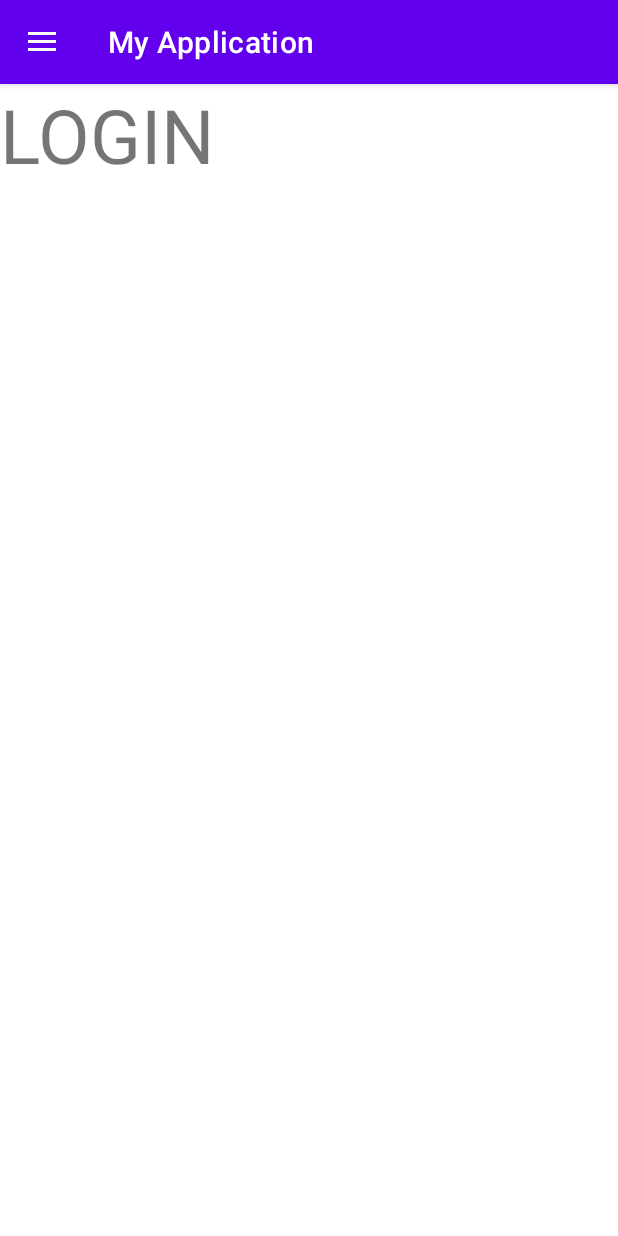
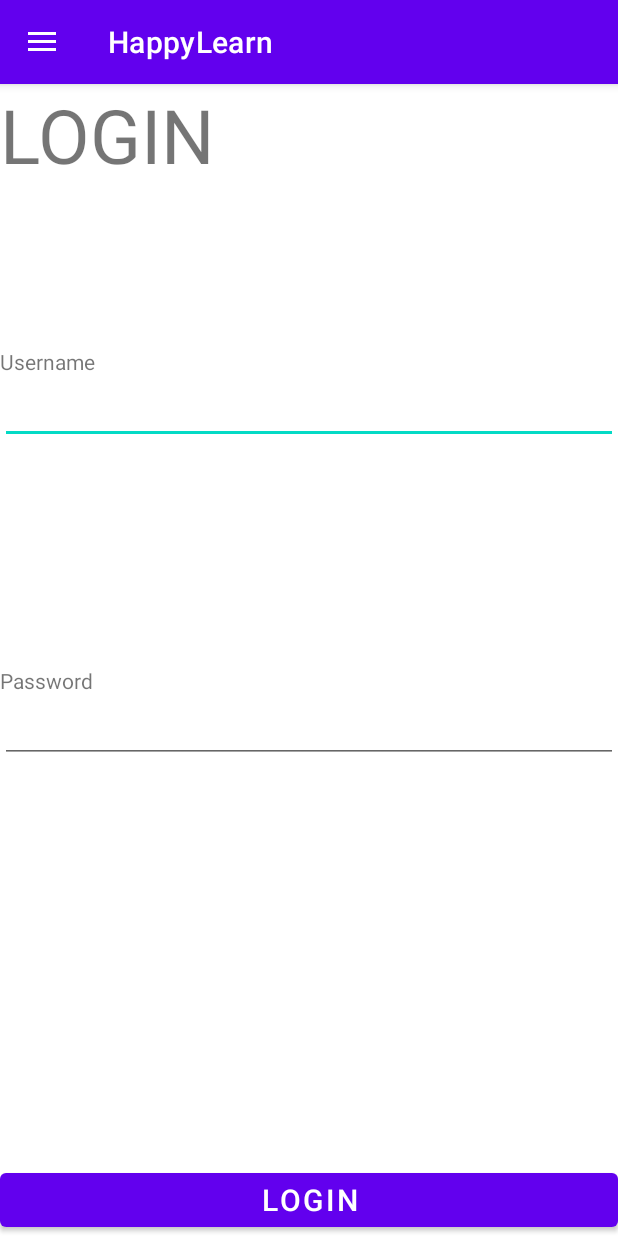
Before and after one commit to angrytako/lessons-booking-app-university, an Android app: the screen it shows after launch (MainActivity), after a tap on "Login", on a phone screen of 412 x 824 dp. Run offline under Robolectric (Android 15) with nearby library versions, the phone set to English and light mode, and no system bars; 1 other tap on this screen came first.

Commit message:
first draft of the login connection

```diff
--- a/app/build.gradle
+++ b/app/build.gradle
@@ -13,6 +13,9 @@ android {
         versionName "1.0"
 
         testInstrumentationRunner "androidx.test.runner.AndroidJUnitRunner"
+    }
+    buildFeatures {
+        dataBinding true
     }
 
     buildTypes {
@@ -37,5 +40,7 @@ dependencies {
     androidTestImplementation 'androidx.test.ext:junit:1.1.3'
     androidTestImplementation 'androidx.test.espresso:espresso-core:3.4.0'
     implementation 'com.google.android.material:material:<version>'
+    implementation 'com.squareup.retrofit2:retrofit:2.1.0'
+    implementation 'com.squareup.retrofit2:converter-gson:2.1.0'
 
 }
--- a/app/src/main/java/com/happylearn/HomeFragment.java
+++ /dev/null
@@ -1,25 +0,0 @@
-package com.happylearn;
-
-import android.os.Bundle;
-
-import android.view.LayoutInflater;
-import android.view.View;
-import android.view.ViewGroup;
-
-import androidx.fragment.app.Fragment;
-
-public class HomeFragment extends Fragment {
-
-
-    public HomeFragment() {
-        // Required empty public constructor
-    }
-
-
-    @Override
-    public View onCreateView(LayoutInflater inflater, ViewGroup container,
-                             Bundle savedInstanceState) {
-        // Inflate the layout for this fragment
-        return inflater.inflate(R.layout.fragment_home, container, false);
-    }
-}
--- /dev/null
+++ b/app/src/main/java/com/happylearn/views/HappyLearnApplication.java
@@ -0,0 +1,19 @@
+package com.happylearn.views;
+
+import android.app.Application;
+
+import androidx.databinding.Bindable;
+
+public class HappyLearnApplication extends Application {
+    private String username;
+    public String getUsername(){
+        return username;
+    }
+    public String setUsername(String username){
+        return username;
+    }
+
+
+
+
+}
--- a/app/src/main/java/com/happylearn/LoginFragment.java
+++ b/app/src/main/java/com/happylearn/views/HomeFragment.java
@@ -1,4 +1,4 @@
-package com.happylearn;
+package com.happylearn.views;
 
 import android.os.Bundle;
 
@@ -8,14 +8,20 @@ import android.view.ViewGroup;
 
 import androidx.fragment.app.Fragment;
 
-public class LoginFragment extends Fragment {
+import com.happylearn.R;
 
-    public LoginFragment() {
+public class HomeFragment extends Fragment {
+
+
+    public HomeFragment() {
+        // Required empty public constructor
     }
+
 
     @Override
     public View onCreateView(LayoutInflater inflater, ViewGroup container,
                              Bundle savedInstanceState) {
-        return inflater.inflate(R.layout.fragment_login, container, false);
+        // Inflate the layout for this fragment
+        return inflater.inflate(R.layout.fragment_home, container, false);
     }
 }
--- /dev/null
+++ b/app/src/main/java/com/happylearn/views/LoginFragment.java
@@ -0,0 +1,50 @@
+package com.happylearn.views;
+
+import android.os.Bundle;
+
+import android.util.Log;
+import android.view.LayoutInflater;
+import android.view.View;
+import android.view.ViewGroup;
+
+import androidx.annotation.NonNull;
+import androidx.annotation.Nullable;
+import androidx.drawerlayout.widget.DrawerLayout;
+import androidx.fragment.app.Fragment;
+
+import com.happylearn.R;
+import com.happylearn.dao.UserLogin;
+import com.happylearn.routes.LoginController;
+
+import android.widget.Button;
+import android.widget.EditText;
+
+public class LoginFragment extends Fragment {
+
+    public LoginFragment() {
+    }
+
+    @Override
+    public View onCreateView(LayoutInflater inflater, ViewGroup container,
+                             Bundle savedInstanceState) {
+        return inflater.inflate(R.layout.fragment_login, container, false);
+    }
+
+    @Override
+    public void onViewCreated(@NonNull View view, @Nullable Bundle savedInstanceState) {
+        super.onViewCreated(view, savedInstanceState);
+        Button loginBtn  = view.findViewById(R.id.login_btn);
+        EditText usernameEt = view.findViewById(R.id.username_et);
+        EditText passwordEt = view.findViewById(R.id.password_et);
+        loginBtn.setOnClickListener((btnView)->{
+            String username = usernameEt.getText().toString();
+            String password = passwordEt.getText().toString();
+            //TODO controllo username e pw inseriti
+            UserLogin userLogin = new UserLogin(username,password);
+            Log.d("NOODLE","PRESSED");
+            LoginController controller = new LoginController(userLogin, getContext());
+            controller.start();
+        });
+
+    }
+}
--- a/app/src/main/java/com/happylearn/MainActivity.java
+++ b/app/src/main/java/com/happylearn/views/MainActivity.java
@@ -1,4 +1,4 @@
-package com.happylearn;
+package com.happylearn.views;
 
 import androidx.annotation.NonNull;
 import androidx.appcompat.app.ActionBarDrawerToggle;
@@ -6,13 +6,12 @@ import androidx.appcompat.app.AppCompatActivity;
 import androidx.drawerlayout.widget.DrawerLayout;
 import androidx.fragment.app.Fragment;
 
-import android.app.FragmentManager;
-import android.app.FragmentTransaction;
+import android.app.Activity;
 import android.os.Bundle;
 import android.view.MenuItem;
-import android.widget.Toast;
 
 import com.google.android.material.navigation.NavigationView;
+import com.happylearn.R;
 
 public class MainActivity extends AppCompatActivity {
     Fragment currentLoadedFragment = null;
@@ -27,7 +26,6 @@ public class MainActivity extends AppCompatActivity {
         navbar.addDrawerListener(toggle);
         toggle.syncState();
         getSupportActionBar().setDisplayHomeAsUpEnabled(true);
-
         HomeFragment homeFrag = new HomeFragment();
         LoginFragment loginFrag = new LoginFragment();
 
@@ -35,7 +33,8 @@ public class MainActivity extends AppCompatActivity {
                 .setReorderingAllowed(true)
                 .add(R.id.fragment_container, HomeFragment.class, null)
                 .commit();
-
+        String username =  ((HappyLearnApplication) this.getApplication()).getUsername();
+        Activity main = this;
         navbarItems.setNavigationItemSelectedListener((menuItem)->{
             switch (menuItem.getItemId()){
                 case R.id.home_itm:
--- a/app/src/main/res/layout/fragment_login.xml
+++ b/app/src/main/res/layout/fragment_login.xml
@@ -1,10 +1,74 @@
 <?xml version="1.0" encoding="utf-8"?>
 <androidx.constraintlayout.widget.ConstraintLayout xmlns:android="http://schemas.android.com/apk/res/android"
+    xmlns:app="http://schemas.android.com/apk/res-auto"
+    xmlns:tools="http://schemas.android.com/tools"
     android:layout_width="match_parent"
     android:layout_height="match_parent">
+
     <TextView
+        android:id="@+id/textView"
         android:layout_width="match_parent"
         android:layout_height="match_parent"
+        android:text="LOGIN"
         android:textSize="50sp"
-        android:text="LOGIN"/>
+        tools:layout_editor_absoluteX="0dp"
+        tools:layout_editor_absoluteY="0dp" />
+
+    <TextView
+        android:layout_width="wrap_content"
+        android:layout_height="wrap_content"
+        android:text="Username"
+        app:layout_constraintBottom_toTopOf="@+id/username_et"
+        app:layout_constraintStart_toStartOf="parent" />
+
+    <EditText
+        android:id="@+id/username_et"
+        android:inputType="text"
+        android:layout_width="match_parent"
+        android:layout_height="wrap_content"
+        app:layout_constraintBottom_toTopOf="@+id/guideline3"
+        app:layout_constraintEnd_toEndOf="parent"
+        app:layout_constraintStart_toStartOf="parent" />
+
+    <TextView
+        android:id="@+id/textView2"
+        android:layout_width="wrap_content"
+        android:layout_height="wrap_content"
+        android:text="Password"
+        app:layout_constraintBottom_toTopOf="@+id/password_et"
+        app:layout_constraintStart_toStartOf="parent" />
+
+    <EditText
+        android:id="@+id/password_et"
+        android:inputType="textPassword"
+        android:layout_width="match_parent"
+        android:layout_height="wrap_content"
+        app:layout_constraintBottom_toTopOf="@+id/guideline2"
+        app:layout_constraintEnd_toEndOf="parent"
+        app:layout_constraintHorizontal_bias="0.0"
+        app:layout_constraintStart_toStartOf="parent" />
+
+    <Button
+        android:id="@+id/login_btn"
+        android:layout_width="match_parent"
+        android:layout_height="wrap_content"
+        android:text="Login"
+        android:textSize="20sp"
+        app:layout_constraintBottom_toBottomOf="@+id/textView"
+        app:layout_constraintEnd_toEndOf="parent"
+        app:layout_constraintStart_toStartOf="parent" />
+
+    <androidx.constraintlayout.widget.Guideline
+        android:id="@+id/guideline2"
+        android:layout_width="wrap_content"
+        android:layout_height="wrap_content"
+        android:orientation="horizontal"
+        app:layout_constraintGuide_begin="453dp" />
+
+    <androidx.constraintlayout.widget.Guideline
+        android:id="@+id/guideline3"
+        android:layout_width="wrap_content"
+        android:layout_height="wrap_content"
+        android:orientation="horizontal"
+        app:layout_constraintGuide_begin="240dp" />
 </androidx.constraintlayout.widget.ConstraintLayout>
--- a/app/src/main/res/values/strings.xml
+++ b/app/src/main/res/values/strings.xml
@@ -1,5 +1,5 @@
 <resources>
-    <string name="app_name">My Application</string>
+    <string name="app_name">HappyLearn</string>
     <string name="menu_open">Open</string>
     <string name="menu_close">Close</string>
     <string name="hello_blank_fragment">Hello blank fragment</string>
```
Also changed, not shown: app/src/main/AndroidManifest.xml (+6 -2 lines), app/src/main/java/com/happylearn/dao/SimpleMessage.java (added, +21 -0 lines), app/src/main/java/com/happylearn/dao/UserData.java (added, +36 -0 lines), app/src/main/java/com/happylearn/dao/UserLogin.java (added, +30 -0 lines), app/src/main/java/com/happylearn/routes/LoginController.java (added, +68 -0 lines), app/src/main/java/com/happylearn/routes/Routes.java (added, +15 -0 lines).
